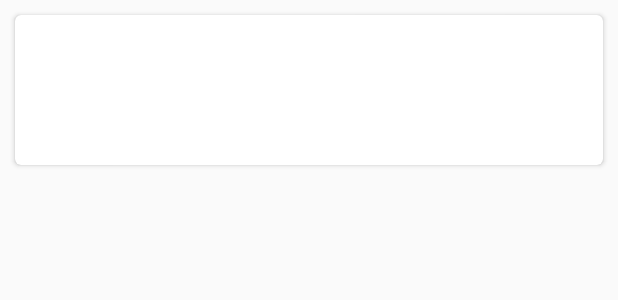
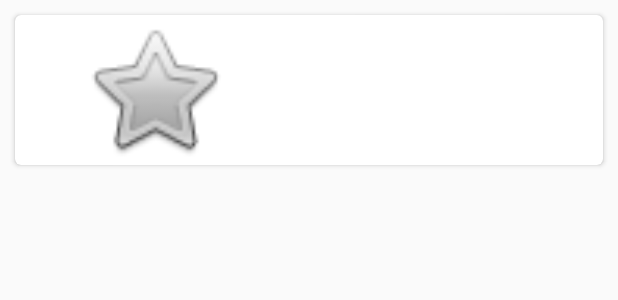
Before and after one commit to SSCOT/UFCDataAPP, an Android app: the layout item_luchador.xml on its own in the app's theme, with its tools: preview values and no code run, on a phone screen of 412 x 824 dp. Shown: the top 300 px of the screen. Run offline under Robolectric (Android 15) with nearby library versions, the phone set to English and light mode, and no system bars; network calls fail.

Commit message:
·Muestreo de imagenes y nombres de todos los luchadores (beta)

```diff
--- a/app/build.gradle
+++ b/app/build.gradle
@@ -30,7 +30,7 @@ dependencies {
     compile 'com.android.volley:volley:1.1.0'
     compile 'com.jakewharton:butterknife:8.8.1'
     annotationProcessor 'com.jakewharton:butterknife-compiler:8.8.1'
-    implementation 'com.squareup.picasso:picasso:2.71828'
+    implementation 'com.squareup.picasso:picasso:2.5.2'
     implementation 'com.android.support:recyclerview-v7:26.1.0'
     compile 'com.android.support:cardview-v7:26.1.0'
 }
--- a/app/src/main/res/layout/activity_main.xml
+++ b/app/src/main/res/layout/activity_main.xml
@@ -8,8 +8,8 @@
 
     <android.support.v7.widget.RecyclerView
         android:id="@+id/rvLuchadores"
-        android:layout_width="368dp"
-        android:layout_height="495dp"
+        android:layout_width="match_parent"
+        android:layout_height="match_parent"
         tools:layout_editor_absoluteX="8dp"
         tools:layout_editor_absoluteY="8dp" />
 
--- a/app/src/main/res/layout/item_luchador.xml
+++ b/app/src/main/res/layout/item_luchador.xml
@@ -10,7 +10,15 @@
 
     <LinearLayout
         android:layout_width="match_parent"
-        android:layout_height="match_parent">
+        android:layout_height="match_parent"
+        android:orientation="horizontal">
+
+        <ImageView
+            android:layout_width="0dp"
+            android:layout_height="match_parent"
+            android:layout_weight="1"
+            android:id="@+id/img"
+            card_view:srcCompat="@android:drawable/btn_star" />
 
         <TextView
             android:id="@+id/txtLuchador1"
@@ -21,6 +29,8 @@
             android:textAlignment="viewStart"
             tool:text="Tony Ferguson" />
 
+
+
     </LinearLayout>
 
 </android.support.v7.widget.CardView>
```
Also changed, not shown: app/src/main/java/com/sergio/ufcdataappinicial/ufcdataapp/Adapters/LuchadoresAdapter.java (+12 -3 lines).
